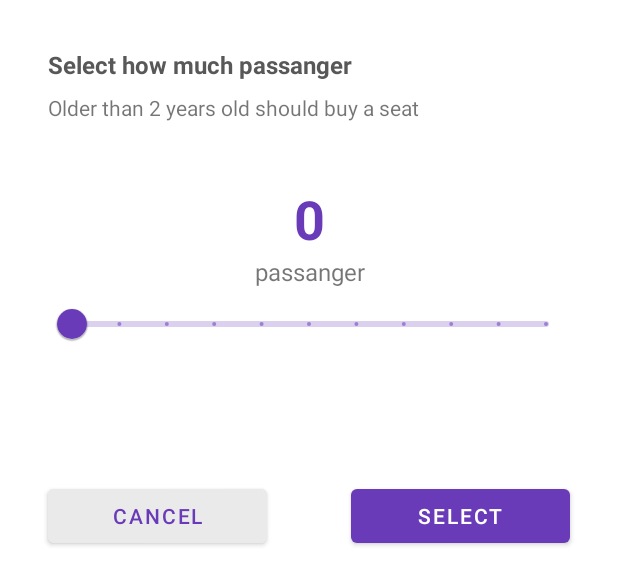
After one commit to RadRasyad/Bux_Final_Project_4_Kampus_Merdeka_Hacktiv8, an Android app: the layout bottom_sheet_slider_passanger.xml on its own in the app's theme, with its tools: preview values and no code run, on a phone screen of 412 x 824 dp. The commit adds this screen. Shown: the top 585 px of the screen. Run offline under Robolectric (Android 15) with nearby library versions, the phone set to English and light mode, and no system bars.

Commit message:
slider for seat is done

```diff
--- a/app/src/main/java/com/hacktiv8/bux/ui/SplashScreen.java
+++ b/app/src/main/java/com/hacktiv8/bux/ui/SplashScreen.java
@@ -25,5 +25,6 @@ public class SplashScreen extends AppCompatActivity {
             startActivity(intent);
             finish();
         }, time);
+
     }
 }
--- a/app/src/main/res/layout/activity_bus_schedule.xml
+++ b/app/src/main/res/layout/activity_bus_schedule.xml
@@ -139,6 +139,4 @@
         android:layout_width="match_parent"
         android:layout_height="wrap_content"/>
 
-
-
 </RelativeLayout>
--- /dev/null
+++ b/app/src/main/res/layout/bottom_sheet_slider_passanger.xml
@@ -0,0 +1,88 @@
+<?xml version="1.0" encoding="utf-8"?>
+<androidx.constraintlayout.widget.ConstraintLayout xmlns:android="http://schemas.android.com/apk/res/android"
+    xmlns:app="http://schemas.android.com/apk/res-auto"
+    android:layout_width="match_parent"
+    android:layout_height="wrap_content">
+
+    <TextView
+        android:id="@+id/textView4"
+        android:layout_width="wrap_content"
+        android:layout_height="wrap_content"
+        android:layout_marginTop="32dp"
+        android:layout_marginStart="32dp"
+        android:text="Select how much passanger"
+        android:textColor="@color/label"
+        android:textSize="16sp"
+        android:textStyle="bold"
+        app:layout_constraintStart_toStartOf="parent"
+        app:layout_constraintTop_toTopOf="parent" />
+
+    <TextView
+        android:id="@+id/textView5"
+        android:layout_width="wrap_content"
+        android:layout_height="wrap_content"
+        android:layout_marginTop="8dp"
+        android:text="Older than 2 years old should buy a seat"
+        app:layout_constraintStart_toStartOf="@+id/textView4"
+        app:layout_constraintTop_toBottomOf="@+id/textView4" />
+
+    <TextView
+        android:id="@+id/tvNumberSlider"
+        android:layout_marginTop="40dp"
+        android:layout_width="wrap_content"
+        android:layout_height="wrap_content"
+        android:text="0"
+        android:textColor="@color/primary"
+        android:textSize="36dp"
+        android:textStyle="bold"
+        app:layout_constraintEnd_toEndOf="parent"
+        app:layout_constraintStart_toStartOf="parent"
+        app:layout_constraintTop_toBottomOf="@+id/textView5" />
+
+    <TextView
+        android:id="@+id/textView6"
+        android:layout_width="wrap_content"
+        android:layout_height="wrap_content"
+        android:text="passanger"
+        android:textSize="16sp"
+        app:layout_constraintEnd_toEndOf="@+id/tvNumberSlider"
+        app:layout_constraintStart_toStartOf="@+id/tvNumberSlider"
+        app:layout_constraintTop_toBottomOf="@+id/tvNumberSlider" />
+
+    <com.google.android.material.slider.Slider
+        android:id="@+id/sliderPassanger"
+        android:layout_width="match_parent"
+        android:layout_height="wrap_content"
+        android:layout_marginHorizontal="32dp"
+        android:layout_marginBottom="80dp"
+        android:valueFrom="0"
+        android:stepSize="1"
+        android:valueTo="10"
+        app:layout_constraintBottom_toTopOf="@+id/btnCancelPassanger"
+        app:layout_constraintEnd_toEndOf="parent"
+        app:layout_constraintStart_toStartOf="parent"
+        app:layout_constraintTop_toBottomOf="@+id/textView6" />
+
+    <com.google.android.material.button.MaterialButton
+        android:id="@+id/btnCancelPassanger"
+        android:layout_width="146dp"
+        android:layout_marginStart="32dp"
+        android:layout_marginBottom="32dp"
+        android:layout_height="wrap_content"
+        android:text="Cancel"
+        android:backgroundTint="#EAEAEA"
+        android:textColor="@color/primary"
+        app:layout_constraintBottom_toBottomOf="parent"
+        app:layout_constraintStart_toStartOf="parent" />
+
+    <com.google.android.material.button.MaterialButton
+        android:id="@+id/btnSelect"
+        android:layout_width="146dp"
+        android:layout_height="wrap_content"
+        android:layout_marginEnd="32dp"
+        android:layout_marginBottom="32dp"
+        android:text="select"
+        app:layout_constraintBottom_toBottomOf="parent"
+        app:layout_constraintEnd_toEndOf="parent" />
+
+</androidx.constraintlayout.widget.ConstraintLayout>
--- a/app/src/main/res/layout/fragment_home.xml
+++ b/app/src/main/res/layout/fragment_home.xml
@@ -124,7 +124,6 @@
                 android:textColor="@color/label"
                 android:textSize="12dp" />
 
-
             <EditText
                 android:id="@+id/passangers"
                 android:layout_width="150dp"
@@ -136,6 +135,9 @@
                 android:drawableStart="@drawable/ic_people_custom"
                 android:textColor="@color/primary"
                 android:drawablePadding="15dp"
+                android:inputType="none"
+                android:textIsSelectable="false"
+                android:focusable="false"
                 android:hint="Passangers"
                 android:paddingStart="10dp"
                 android:paddingEnd="12dp"
--- a/app/src/main/res/values/styles.xml
+++ b/app/src/main/res/values/styles.xml
@@ -13,6 +13,10 @@
         <item name="android:background">@android:color/transparent</item>
     </style>
 
+    <style name="DialogAnimation">
+        <item name="android:windowEnterAnimation">@anim/slide_in_bottom</item>
+        <item name="android:windowExitAnimation">@anim/slide_out_bottom</item>
+    </style>
 
 
 
```
Also changed, not shown: app/src/main/java/com/hacktiv8/bux/ui/home/HomeFragment.java (+49 -5 lines), app/src/main/res/anim/slide_in_bottom.xml (added, +10 -0 lines), app/src/main/res/anim/slide_out_bottom.xml (added, +10 -0 lines).
